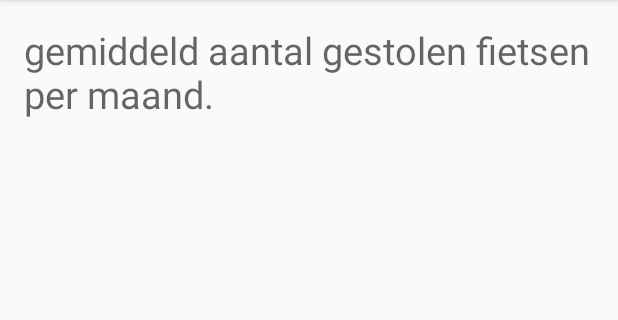
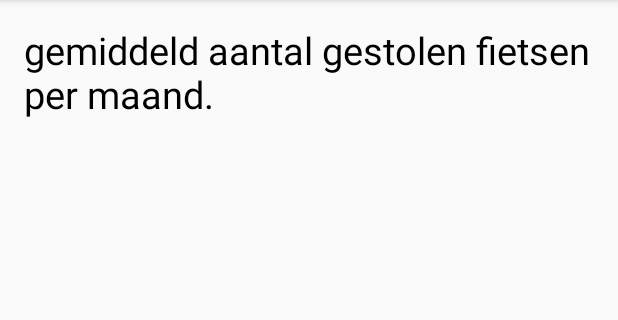
Before and after one commit to sophiestechcode/Project_4, an Android app: the LineChartt screen opened directly, with no data from a screen before it, on a phone screen of 412 x 824 dp, the part 84-404 px from its top. Run offline under Robolectric (Android 15) with nearby library versions, the phone set to English and light mode, and no system bars; plain views replace LineChart; 6 statements that could not run were skipped.

```diff
--- a/app/src/main/res/layout/activity_barchartt.xml
+++ b/app/src/main/res/layout/activity_barchartt.xml
@@ -32,7 +32,8 @@
             android:layout_alignParentTop="true"
             android:layout_alignParentLeft="true"
             android:layout_alignParentStart="true"
-            android:textSize="25dp" />
+            android:textSize="25dp"
+            android:textColor="#000000" />
 
         <!--<com.github.mikephil.charting.charts.HorizontalBarChart-->
             <!--android:id="@+id/chart"-->
--- a/app/src/main/res/layout/activity_linechartt.xml
+++ b/app/src/main/res/layout/activity_linechartt.xml
@@ -25,6 +25,7 @@
             android:layout_alignParentTop="true"
             android:layout_alignParentLeft="true"
             android:layout_alignParentStart="true"
-            android:textSize="25dp" />
+            android:textSize="25dp"
+            android:textColor="#000000" />
 
 </RelativeLayout>
--- a/app/src/main/res/layout/activity_main.xml
+++ b/app/src/main/res/layout/activity_main.xml
@@ -12,7 +12,8 @@
     android:longClickable="true"
     android:clickable="true"
     android:background="#ffffff"
-    android:transitionGroup="false">
+    android:transitionGroup="false"
+    android:nestedScrollingEnabled="true">
 
     <Button
         android:layout_width="match_parent"
--- a/app/src/main/res/layout/activity_other_pie.xml
+++ b/app/src/main/res/layout/activity_other_pie.xml
@@ -26,6 +26,7 @@
         android:layout_alignParentTop="true"
         android:layout_alignParentLeft="true"
         android:layout_alignParentStart="true"
-        android:textSize="25dp" />
+        android:textSize="25dp"
+        android:textColor="#000000" />
 
 </RelativeLayout>
--- a/app/src/main/res/layout/activity_piechartt.xml
+++ b/app/src/main/res/layout/activity_piechartt.xml
@@ -26,6 +26,7 @@
         android:textSize="25dp"
         android:layout_alignParentTop="true"
         android:layout_alignParentLeft="true"
-        android:layout_alignParentStart="true" />
+        android:layout_alignParentStart="true"
+        android:textColor="#000000" />
 
 </RelativeLayout>
```
